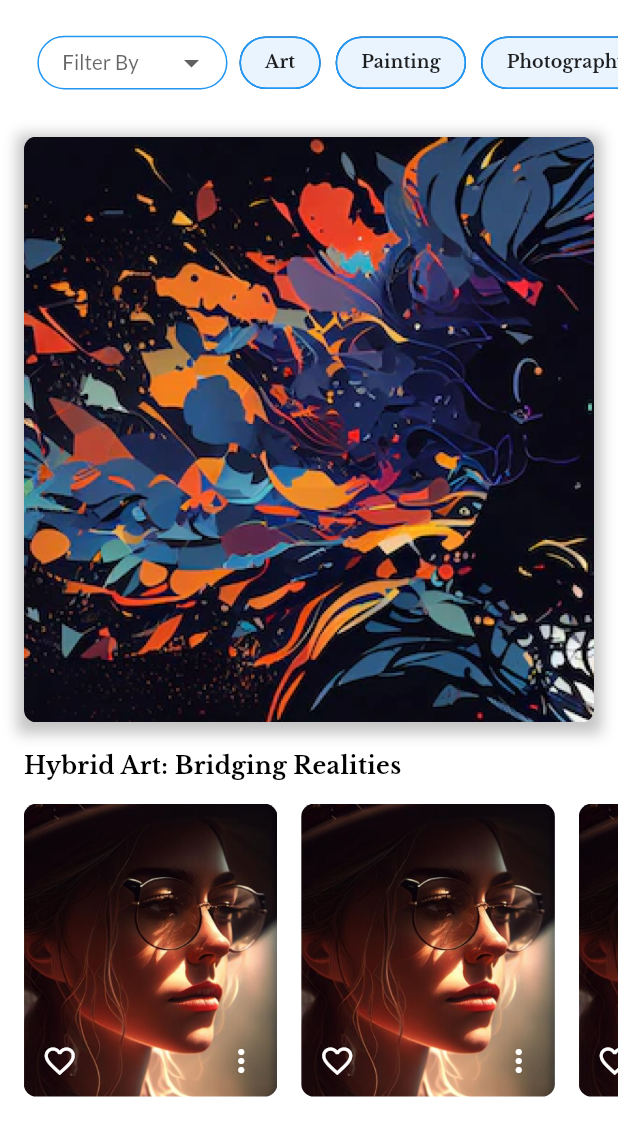
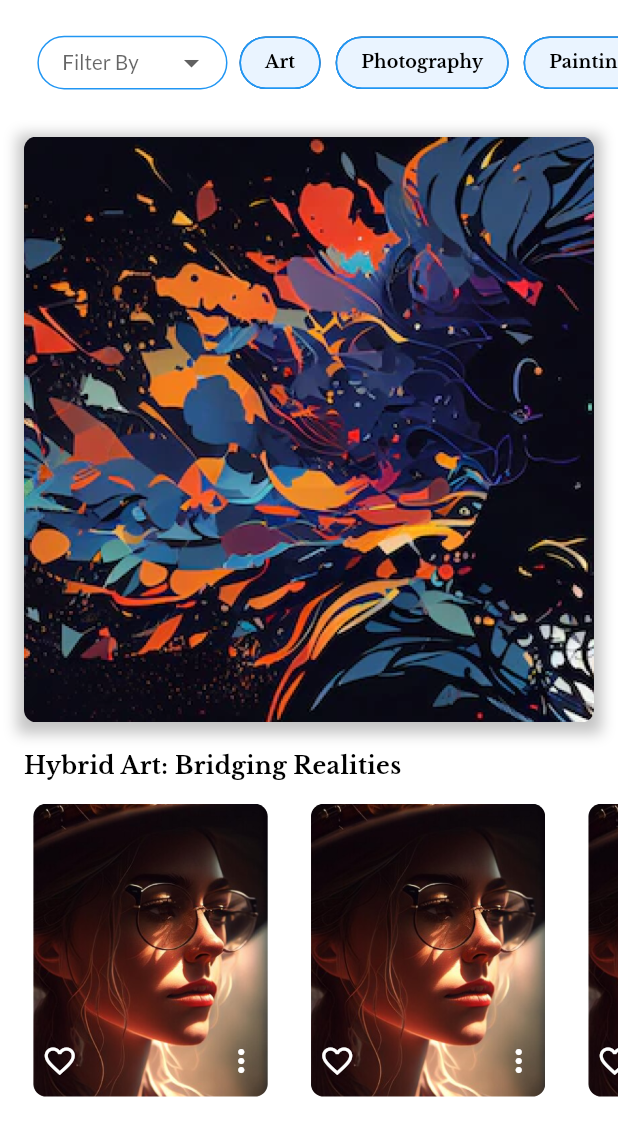
Before and after one commit to Fredrick-Karuri/Artohm, a Flutter app: the HomePage screen opened by its route, on a phone screen of 412 x 824 dp, the part 105-1236 px from its top. Run offline on Flutter 3.47's test engine with Material 3 defaults, Android fonts, the phone set to English and light mode, and no system bars; our stand-ins replace cached_network_image, connectivity_plus, flutter_dotenv, flutter_secure_storage, flutter_svg, get and 6 more; missing offline and left inert: flutter_email_sender, flutter_login_facebook; accounts and stored records are empty.

Commit message:
ensuring no commit issues

```diff
--- a/lib/presentation/art_marketplace_screen/controller/art_marketplace_controller.dart
+++ b/lib/presentation/art_marketplace_screen/controller/art_marketplace_controller.dart
@@ -1,6 +1,5 @@
 import 'package:artohmapp/core/app_export.dart';
 import 'package:artohmapp/presentation/art_marketplace_screen/models/art_marketplace_model.dart';
-import 'package:artohmapp/presentation/art_marketplace_screen/models/marketplacechip_item_model.dart';
 
 /// A controller class for the ArtMarketplaceScreen.
 ///
--- a/lib/presentation/home_page/controller/chip_controller.dart
+++ /dev/null
@@ -1,9 +0,0 @@
-import '../../../core/app_export.dart';
-
-class ChipController extends GetxController {
-  var isSelected = false.obs;
-
-  void toggleChipSelection() {
-    isSelected.value = !isSelected.value;
-  }
-}
--- a/lib/presentation/home_page/controller/home_controller.dart
+++ b/lib/presentation/home_page/controller/home_controller.dart
@@ -1,5 +1,5 @@
-
 import 'package:artohmapp/core/app_export.dart';
+import 'package:artohmapp/presentation/home_page/models/HomeChipFilterModel.dart';
 import 'package:artohmapp/presentation/home_page/models/home_model.dart';
 import 'package:flutter/material.dart';
 
@@ -12,25 +12,62 @@ class HomeController extends GetxController {
   HomeController(this.homeModelObj);
 
   Rx<HomeModel> homeModelObj;
+  SelectionPopupModel? selectedDropDownValue;
 
-  SelectionPopupModel? selectedDropDownValue;
+  Rx<List<HomeChipFilterModel>> homeChipFilterList = Rx(
+    [
+      HomeChipFilterModel(
+        label: 'Art',
+        id: 'art',
+        isSelected: false,
+      ),
+      HomeChipFilterModel(
+        label: 'Photography',
+        id: 'pho',
+        isSelected: false,
+      ),
+      HomeChipFilterModel(
+        label: 'Painting',
+        id: 'ptg',
+        isSelected: false,
+      )
+    ],
+  );
+
   @override
   void onClose() {
     super.onClose();
     inputTextController.dispose();
   }
 
-  onSelected(dynamic value){
-    for(var element in homeModelObj.value.dropdownItemList.value){
-      element.isSelected=false;
-      if (element.id ==value.id){
-        element.isSelected=true;
+  onSelected(dynamic value) {
+    for (var element in homeModelObj.value.dropdownItemList.value) {
+      element.isSelected = false;
+      if (element.id == value.id) {
+        element.isSelected = true;
       }
       homeModelObj.value.dropdownItemList.refresh();
-
     }
   }
- void toggleFavorite(AnArtworkModel model  ){
-  model.isFavorited.toggle();
- }
+
+  void toggleFavorite(AnArtworkModel model) {
+    model.isFavorited.toggle();
+  }
+
+  void toggleChipSelection(String id) {
+    for (var item in homeChipFilterList.value) {
+      if (item.id.value == id) {
+        item.isSelected.value = true;
+      } else {
+        item.isSelected.value = false;
+      }
+    }
+    update();
+  }
+
+  List<HomeChipFilterModel> get selectedChips {
+    return homeChipFilterList.value
+        .where((chip) => chip.isSelected.value)
+        .toList();
+  }
 }
--- a/lib/presentation/home_page/home_page.dart
+++ b/lib/presentation/home_page/home_page.dart
@@ -186,6 +186,7 @@ class HomePage extends StatelessWidget {
   }
 
   homeFilters() {
+  HomeController controller = Get.find();
   return SingleChildScrollView(
     scrollDirection: Axis.horizontal,
     padding: EdgeInsets.only(left: 16.h, top: 16.v),
@@ -210,20 +211,14 @@ class HomePage extends StatelessWidget {
               },
             ),
           ),
-            HomeChip(
-              labelText: 'Art',
-            ),
-            HomeChip(
-              labelText: 'Painting',
-            ),
-            HomeChip(
-              labelText: 'Photography',
-            ),
+          for (var chip in controller.homeChipFilterList.value)
+            HomeChip(chip: chip),
         ],
       ),
     ),
   );
 }
+
 
   /// Navigates to the notificationsTabContainerScreen when the action is triggered.
 
--- /dev/null
+++ b/lib/presentation/home_page/models/HomeChipFilterModel.dart
@@ -0,0 +1,16 @@
+import '../../../core/app_export.dart';
+
+/// This class is used in the [home_model] screen.
+class HomeChipFilterModel {
+  Rx<String> label;
+  Rx<String> id;
+  Rx<bool> isSelected;
+
+  HomeChipFilterModel({
+    String? label,
+    String? id,
+    bool? isSelected,
+  })  : this.label = Rx<String>(label ?? ""),
+        this.id = Rx<String>(id ?? ""),
+        this.isSelected = Rx<bool>(isSelected ?? false);
+}
--- a/lib/presentation/home_page/models/home_model.dart
+++ b/lib/presentation/home_page/models/home_model.dart
@@ -1,10 +1,13 @@
+import 'package:artohmapp/presentation/home_page/models/HomeChipFilterModel.dart';
+
 import '../../../core/app_export.dart';
 import 'homeartcol_item_model.dart';
 
 /// This class defines the variables used in the [home_page],
 /// and is typically used to hold data that is passed between different parts of the application.
 class HomeModel {
-  Rx<List<HomeartcolItemModel>> homeartcolItemList = Rx([
+  Rx<List<HomeartcolItemModel>> homeartcolItemList = Rx(
+    [
       HomeartcolItemModel(
         aiArtPushingTex: Rx('Hybrid Art: Bridging Realities'),
         imagePaths: Rx(
@@ -65,8 +68,10 @@ class HomeModel {
           ],
         ),
       ),
-  ]);
-  Rx<List<SelectionPopupModel>> dropdownItemList = Rx([
+    ],
+  );
+  Rx<List<SelectionPopupModel>> dropdownItemList = Rx(
+    [
       SelectionPopupModel(
         id: 1,
         title: "Genre",
@@ -80,7 +85,27 @@ class HomeModel {
         id: 3,
         title: "Art Style",
       )
-  ]);
+    ],
+  );
+  Rx<List<HomeChipFilterModel>> homeChipFilterList = Rx(
+    [
+      HomeChipFilterModel(
+        label: 'Art',
+        id: 'art',
+        isSelected: false,
+      ),
+      HomeChipFilterModel(
+        label: 'Photography',
+        id: 'pho',
+        isSelected: false,
+      ),
+      HomeChipFilterModel(
+        label: 'Painting',
+        id: 'ptg',
+        isSelected: false,
+      )
+    ],
+  );
 }
 
 class AnArtworkModel {
--- a/lib/presentation/home_page/widgets/home_artwork_card.dart
+++ b/lib/presentation/home_page/widgets/home_artwork_card.dart
@@ -24,8 +24,6 @@ class HomeArtworkCard extends StatelessWidget {
           children: [
             CustomImageView(
               imagePath: imagePath,
-              height: 200.v,
-              width: 160.h,
               radius: BorderRadius.circular(
                 8.h,
               ),
--- a/lib/presentation/home_page/widgets/home_chip.dart
+++ b/lib/presentation/home_page/widgets/home_chip.dart
@@ -1,43 +1,45 @@
+import 'package:artohmapp/presentation/home_page/controller/home_controller.dart';
+import 'package:artohmapp/presentation/home_page/models/HomeChipFilterModel.dart';
 import 'package:flutter/material.dart';
 import 'package:get/get.dart';
-
 import '../../../theme/theme_helper.dart';
-import '../controller/chip_controller.dart';
 
 class HomeChip extends StatelessWidget {
-  final String labelText;
-  final ChipController controller =
-      Get.put(ChipController(), tag: UniqueKey().toString());
+  final HomeChipFilterModel chip;
+  final HomeController controller = Get.find();
 
   HomeChip({
     Key? key,
-    required this.labelText,
+    required this.chip,
   }) : super(key: key);
 
   @override
   Widget build(BuildContext context) {
-    return Obx(() => Padding(
+    return Obx(
+      () => Padding(
         padding: const EdgeInsets.only(right: 10),
         child: GestureDetector(
-            onTap: controller.toggleChipSelection,
+          onTap: () => controller.toggleChipSelection(chip.id.value),
           child: Chip(
             shape: RoundedRectangleBorder(
               borderRadius: BorderRadius.circular(20),
               side: BorderSide(
-                  color:
-                      controller.isSelected.value ? Colors.black : Colors.blue,
+                color: chip.isSelected.value ? Colors.black : Colors.blue,
                 width: 1.0,
               ),
             ),
             label: Text(
-                labelText.tr,
+              chip.label.value,
             ),
-              backgroundColor: controller.isSelected.value
+            backgroundColor: chip.isSelected.value
                 ? appTheme.lightBlueA700
                 : appTheme.blue50,
-              labelStyle: theme.textTheme.labelLarge!,
+            labelStyle: theme.textTheme.labelLarge!.copyWith(
+              color: chip.isSelected.value ? Colors.white : Colors.black,
             ),
           ),
-        ));
+        ),
+      ),
+    );
   }
 }
--- a/lib/presentation/settings_screen/settings_screen.dart
+++ b/lib/presentation/settings_screen/settings_screen.dart
@@ -1,5 +1,4 @@
 import 'package:artohmapp/main.dart';
-
 import '../../widgets/custom_appbar_component.dart';
 import 'controller/settings_controller.dart';
 import 'package:artohmapp/core/app_export.dart';
```
Also changed, not shown: lib/presentation/user_profile_container_screen/user_profile_container_screen.dart (+35 -14 lines), lib/presentation/art_marketplace_screen/widgets/marketplacechip_item_widget.dart (line endings or trailing spaces), 2 other files. Lines whose indentation alone changed are shown as unchanged.
